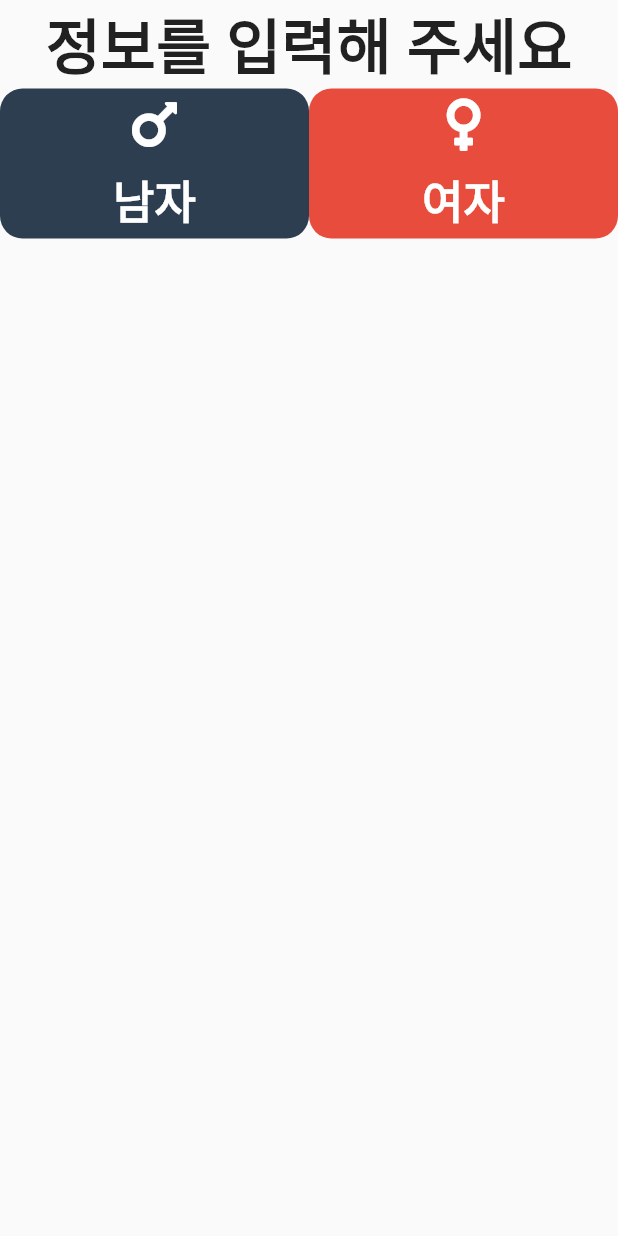
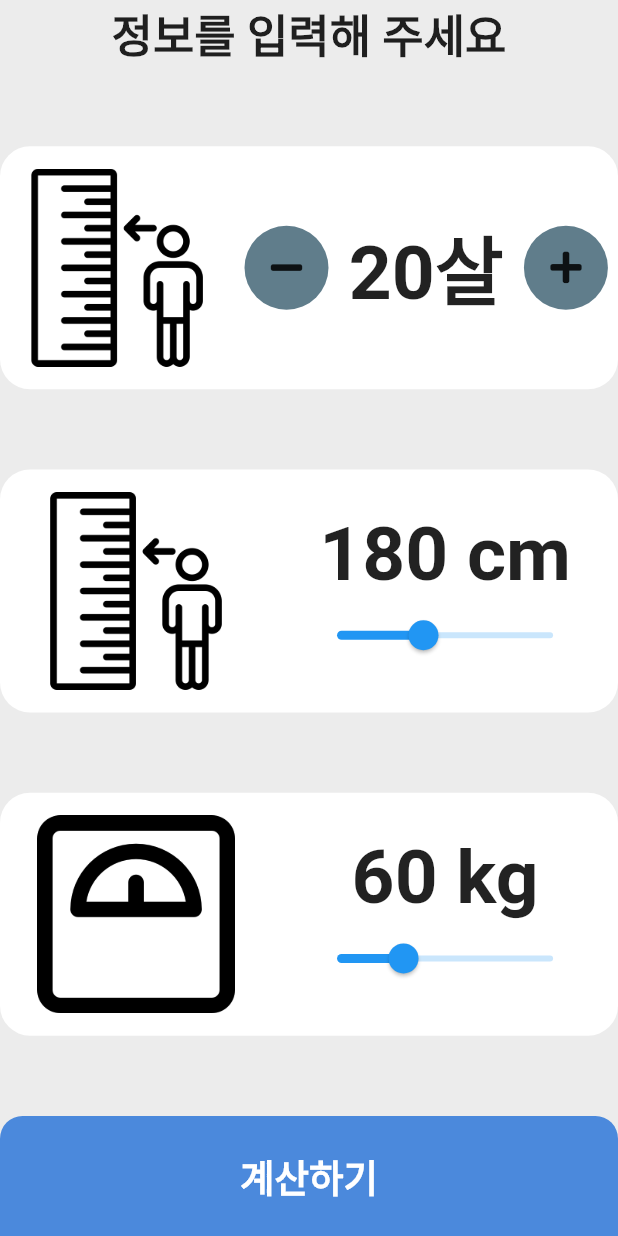
Before and after one commit to diebjackal/BMI_calculator, a Flutter app: the screen it shows after launch, on a phone screen of 412 x 824 dp. Run offline on Flutter 3.47's test engine with Material 2 defaults, Android fonts, the phone set to English and light mode, and no system bars; our stand-ins replace font_awesome_flutter, toggle_switch.

Commit message:
[ADD] roundbutton + and -

```diff
--- a/bmi_calculator/lib/components/gender_choice.dart
+++ b/bmi_calculator/lib/components/gender_choice.dart
@@ -1,7 +1,7 @@
 import 'package:bmi_calculator/utilits/constants.dart';
 import 'package:bmi_calculator/utilits/container_SIze.dart';
+import 'package:flutter/cupertino.dart';
 import 'package:flutter/material.dart';
-import 'package:font_awesome_flutter/font_awesome_flutter.dart';
 
 class GenderChoice extends StatelessWidget {
   GenderChoice(
@@ -9,15 +9,18 @@ class GenderChoice extends StatelessWidget {
       @required this.onTap,
       @required this.icon,
       @required this.colour});
+
   final Function onTap;
   final String genderTitle;
   final dynamic icon;
   final Color colour;
   @override
   Widget build(BuildContext context) {
-    return GestureDetector(
+    return Expanded(
+      child: GestureDetector(
         onTap: onTap,
         child: Container(
+          margin: EdgeInsets.symmetric(vertical: 10, horizontal: 10),
           child: Column(
             mainAxisAlignment: MainAxisAlignment.spaceAround,
             children: <Widget>[
@@ -39,6 +42,7 @@ class GenderChoice extends StatelessWidget {
           width: fullSizeContainer,
           height: 100,
         ),
+      ),
     );
   }
 }
--- /dev/null
+++ b/bmi_calculator/lib/components/round_icon_button.dart
@@ -0,0 +1,23 @@
+import 'package:flutter/material.dart';
+
+class RoundIconButton extends StatelessWidget {
+  RoundIconButton({@required this.icon, @required this.onPressed});
+
+  final IconData icon;
+  final Function onPressed;
+
+  @override
+  Widget build(BuildContext context) {
+    return RawMaterialButton(
+      elevation: 0.0,
+      child: Icon(icon),
+      onPressed: onPressed,
+      constraints: BoxConstraints.tightFor(
+        width: 56.0,
+        height: 56.0,
+      ),
+      shape: CircleBorder(),
+      fillColor: Colors.blueGrey,
+    );
+  }
+}
--- a/bmi_calculator/lib/components/user_Information.dart
+++ b/bmi_calculator/lib/components/user_Information.dart
@@ -5,7 +5,7 @@ import 'package:flutter/material.dart';
 
 class ageView extends StatelessWidget {
   int index;
-  double age;
+  int age;
   ageView({@required this.index, @required this.age});
 
   @override
@@ -22,7 +22,7 @@ class ageView extends StatelessWidget {
           mainAxisAlignment: MainAxisAlignment.center,
           children: <Widget>[
             Text(
-              '20',
+              '${age}',
               style: userInformationTextStyle,
             ),
             Container(
--- a/bmi_calculator/lib/main.dart
+++ b/bmi_calculator/lib/main.dart
@@ -20,7 +20,7 @@ class MyApp extends StatelessWidget {
     return MaterialApp(
       title: 'bmi_Calculator',
       debugShowCheckedModeBanner: false,
-      home: inputPage(),
+      home: InputPage(),
     );
   }
 }
--- a/bmi_calculator/lib/screens/input_Page.dart
+++ b/bmi_calculator/lib/screens/input_Page.dart
@@ -1,63 +1,170 @@
-import 'package:bmi_calculator/components/gender_choice.dart';
-import 'package:bmi_calculator/utilits/colors.dart';
+import 'package:bmi_calculator/components/bottom_button.dart';
+import 'package:bmi_calculator/components/round_icon_button.dart';
 import 'package:bmi_calculator/utilits/constants.dart';
 import 'package:bmi_calculator/utilits/container_SIze.dart';
+import 'package:bmi_calculator/utilits/size_config.dart';
 import 'package:flutter/material.dart';
 import 'package:font_awesome_flutter/font_awesome_flutter.dart';
+import '../calculator_brain.dart';
+import 'BMI_MainPage.dart';
 
-class inputPage extends StatefulWidget {
+class InputPage extends StatefulWidget {
   @override
-  _inputPageState createState() => _inputPageState();
+  _InputPageState createState() => _InputPageState();
 }
 
-class _inputPageState extends State<inputPage> {
+class _InputPageState extends State<InputPage> {
+  double _height = 180;
+  double _weight = 60;
+  int age = 20;
+
   @override
   Widget build(BuildContext context) {
+    SizeConfig().init(context);
+
     return Scaffold(
-      backgroundColor: Color(0xfffafafa),
-      body: Column(
-        // mainAxisAlignment: MainAxisAlignment.spaceAround,
+      backgroundColor: Color(0xffECECEC),
+      body: SafeArea(
+        child: Column(
+          mainAxisAlignment: MainAxisAlignment.spaceBetween,
           children: <Widget>[
             Text(
               "정보를 입력해 주세요",
-            style: TextStyle(fontWeight: FontWeight.bold, fontSize: 40),
+              style: TextStyle(fontWeight: FontWeight.bold, fontSize: 30),
             ),
-          Row(
+            //
+            Container(
+              width: fullSizeContainer,
+              padding: EdgeInsets.symmetric(vertical: 15),
+              decoration: BoxDecoration(
+                borderRadius: BorderRadius.circular(20),
+                color: Colors.white,
+              ),
+              child: Row(
+                mainAxisAlignment: MainAxisAlignment.spaceAround,
                 children: <Widget>[
-              Expanded(
-                child: GenderChoice(
-                  onTap: () {},
-                  genderTitle: '남자',
-                  icon: FontAwesomeIcons.mars,
-                  colour: maleColors,
+                  Image.asset(
+                    'images/height.png',
+                    height: getProportionateScreenHeight(130),
+                    width: getProportionateScreenWidth(130),
+                  ),
+                  RoundIconButton(
+                      icon: FontAwesomeIcons.minus,
+                      onPressed: () {
+                        setState(() {
+                          age--;
+                        });
+                      }),
+                  Text(
+                    '$age살',
+                    style: userInformationSettingTextStyle,
+                  ),
+                  RoundIconButton(
+                      icon: FontAwesomeIcons.plus,
+                      onPressed: () {
+                        setState(() {
+                          age++;
+                        });
+                      }),
+                ],
               ),
             ),
-              Expanded(
-                child: GenderChoice(
-                  onTap: () {},
-                  genderTitle: '여자',
-                  icon: FontAwesomeIcons.venus,
-                  colour: femaleColors,
+            //
+            Container(
+              width: fullSizeContainer,
+              padding: EdgeInsets.symmetric(vertical: 15),
+              decoration: BoxDecoration(
+                borderRadius: BorderRadius.circular(20),
+                color: Colors.white,
               ),
+              child: Row(
+                mainAxisAlignment: MainAxisAlignment.spaceAround,
+                children: <Widget>[
+                  Image.asset(
+                    'images/height.png',
+                    height: getProportionateScreenHeight(130),
+                    width: getProportionateScreenWidth(130),
+                  ),
+                  Column(
+                    mainAxisAlignment: MainAxisAlignment.spaceAround,
+                    children: <Widget>[
+                      Text(
+                        '${_height.toInt()} cm',
+                        style: userInformationSettingTextStyle,
+                      ),
+                      Slider(
+                        value: _height,
+                        min: 100,
+                        max: 300,
+                        onChanged: (double value) {
+                          setState(() {
+                            _height = value;
+                          });
+                        },
                       ),
                     ],
                   ),
-          // Container(
-          //   width: fullSizeContainer,
-          //   height: 150,
-          //   color: Colors.red,
-          // ),
-          // Container(
-          //   width: fullSizeContainer,
-          //   height: 150,
-          //   color: Colors.blue,
-          // ),
-          // Container(
-          //   width: 150,
-          //   height: 90,
-          //   color: Colors.blue,
-          // ),
                 ],
+              ),
+            ), //height
+            Container(
+              width: fullSizeContainer,
+              padding: EdgeInsets.symmetric(vertical: 15),
+              decoration: BoxDecoration(
+                borderRadius: BorderRadius.circular(20),
+                color: Colors.white,
+              ),
+              child: Row(
+                mainAxisAlignment: MainAxisAlignment.spaceAround,
+                children: <Widget>[
+                  Image.asset(
+                    'images/weight.png',
+                    height: getProportionateScreenHeight(130),
+                    width: getProportionateScreenWidth(130),
+                  ),
+                  Column(
+                    mainAxisAlignment: MainAxisAlignment.spaceAround,
+                    children: <Widget>[
+                      Text(
+                        '${_weight.toInt()} kg',
+                        style: userInformationSettingTextStyle,
+                      ),
+                      Slider(
+                        value: _weight,
+                        min: 20,
+                        max: 150,
+                        onChanged: (double value) {
+                          setState(() {
+                            _weight = value;
+                          });
+                        },
+                      ),
+                    ],
+                  ),
+                ],
+              ),
+            ), //weight
+            BottomButton(
+              buttonTitle: '계산하기',
+              onTap: () {
+                CalculatorBrain calc =
+                    CalculatorBrain(height: _height, weight: _weight);
+                Navigator.push(
+                  context,
+                  MaterialPageRoute(
+                    builder: (context) => BMIMainPage(
+                      bmiResult: calc.calculateBMI(),
+                      bodyState: calc.getResult(),
+                      weight: _weight,
+                      height: _height,
+                      age: age,
+                    ),
+                  ),
+                );
+              },
+            ),
+          ],
+        ),
       ),
     );
   }
--- a/bmi_calculator/lib/utilits/constants.dart
+++ b/bmi_calculator/lib/utilits/constants.dart
@@ -7,6 +7,7 @@ const venusIcon = FontAwesomeIcons.venus;
 const marsIcon = FontAwesomeIcons.mars;
 List<dynamic> iconList = [marsIcon, venusIcon];
 
+// ignore: non_constant_identifier_names
 Decoration KGenderSelectContainerDecoration() {
   return BoxDecoration(
     color: Colors.white,
@@ -39,6 +40,7 @@ Decoration imformationsDecoration() {
   );
 }
 
+// ignore: non_constant_identifier_names
 Decoration BottomButtonDecoration() {
   return BoxDecoration(
     color: backgroundColor,
@@ -49,6 +51,12 @@ Decoration BottomButtonDecoration() {
   );
 }
 
+const BMIBodyStateTextStyle = TextStyle(
+  fontSize: 35,
+  color: Colors.lightGreenAccent,
+  fontWeight: FontWeight.bold,
+);
+
 const BMIResultTextStyle = TextStyle(
   fontWeight: FontWeight.w600,
   fontSize: 90,
@@ -57,7 +65,7 @@ const BMIResultTextStyle = TextStyle(
 
 const LabelTextStyle = TextStyle(
   fontWeight: FontWeight.bold,
-  fontSize: 20,
+  fontSize: 25,
   color: whiteColor,
 );
 
@@ -65,6 +73,11 @@ const userInformationTextStyle = TextStyle(
   color: Colors.white,
   fontSize: 45,
   fontWeight: FontWeight.w600,
+);
+
+const userInformationSettingTextStyle = TextStyle(
+  fontWeight: FontWeight.bold,
+  fontSize: 50,
 );
 
 const userInformationUnitTextStyle = TextStyle(
```
Also changed, not shown: bmi_calculator/lib/calculator_brain.dart (+5 -15 lines), bmi_calculator/lib/screens/BMI_mainPage.dart (+23 -12 lines). Lines whose indentation alone changed are shown as unchanged.
